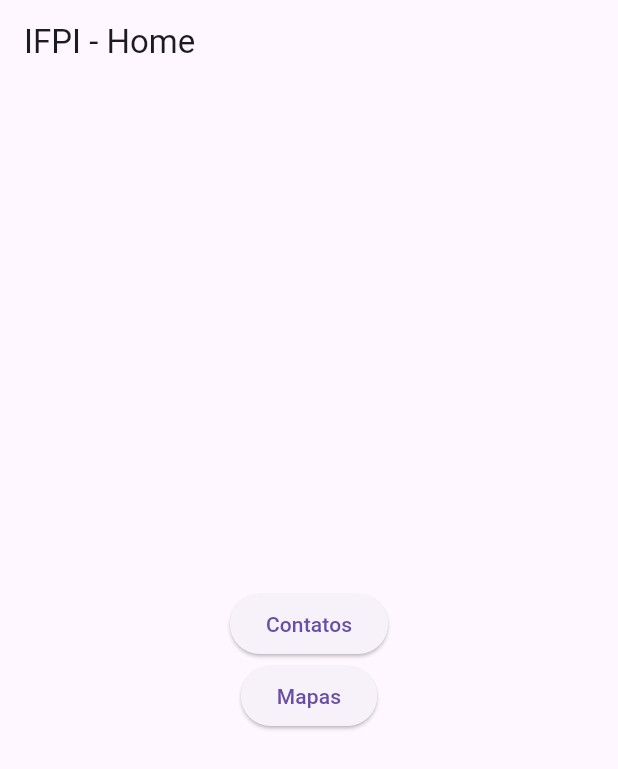
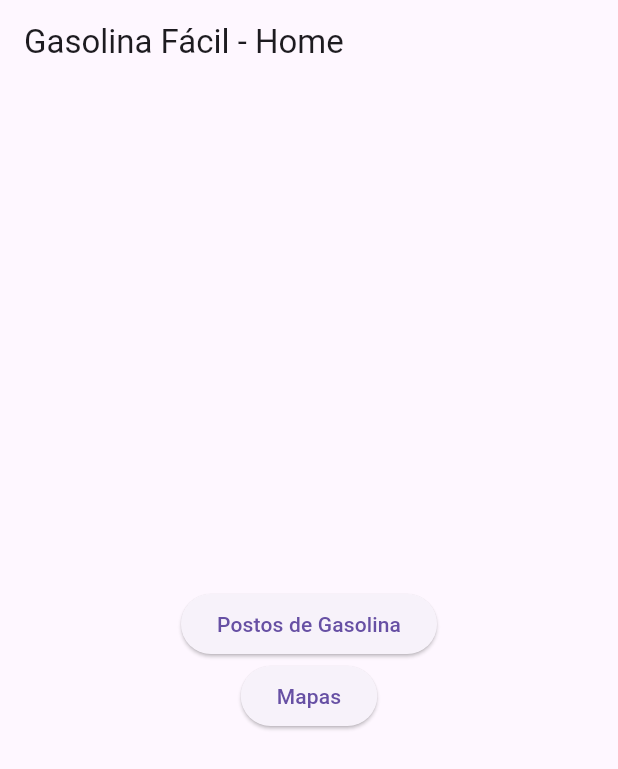
Before and after one commit to PCLira954/trabalho_final_pdm, a Flutter app: the HomeView screen opened directly, on a phone screen of 412 x 824 dp. Shown: the top 769 px of the screen. Run offline on Flutter 3.47's test engine with Material 3 defaults, Android fonts, the phone set to English and light mode, and no system bars; our stand-ins replace flutter_secure_storage, geolocator, google_maps_flutter, hive, hive_flutter; accounts and stored records are empty.

Commit message:
alteração um

```diff
--- a/lib/main.dart
+++ b/lib/main.dart
@@ -20,7 +20,7 @@
         ChangeNotifierProvider(create: (_) => ContactController()),
       ],
       child: MaterialApp(
-        title: 'IFPI Contacts',
+        title: 'Gasolina Fácil',
         theme: ThemeData(primarySwatch: Colors.indigo),
         home: LoginView(),
       ),
--- a/lib/views/contact_form.dart
+++ b/lib/views/contact_form.dart
@@ -30,7 +30,7 @@
   Widget build(BuildContext context) {
     final ctrl = Provider.of<ContactController>(context);
     return Scaffold(
-      appBar: AppBar(title: Text(widget.contact == null ? 'Novo contato' : 'Editar contato')),
+      appBar: AppBar(title: Text(widget.contact == null ? 'Novo Posto' : 'Editar Posto')),
       body: Padding(
         padding: EdgeInsets.all(16),
         child: Column(children: [
--- a/lib/views/contacts_view.dart
+++ b/lib/views/contacts_view.dart
@@ -16,7 +16,7 @@
   Widget build(BuildContext context) {
     final ctrl = Provider.of<ContactController>(context);
     return Scaffold(
-      appBar: AppBar(title: Text('Contatos')),
+      appBar: AppBar(title: Text('Postos de Gasolina')),
       body: ListView.builder(
         itemCount: ctrl.contacts.length,
         itemBuilder: (_, i) {
--- a/lib/views/home_view.dart
+++ b/lib/views/home_view.dart
@@ -6,9 +6,9 @@
   @override
   Widget build(BuildContext context) {
     return Scaffold(
-      appBar: AppBar(title: Text('IFPI - Home')),
+      appBar: AppBar(title: Text('Gasolina Fácil - Home')),
       body: Center(child: Column(mainAxisSize: MainAxisSize.min, children: [
-        ElevatedButton(onPressed: () => Navigator.push(context, MaterialPageRoute(builder: (_) => ContactsView())), child: Text('Contatos')),
+        ElevatedButton(onPressed: () => Navigator.push(context, MaterialPageRoute(builder: (_) => ContactsView())), child: Text('Postos de Gasolina')),
         ElevatedButton(onPressed: () => Navigator.push(context, MaterialPageRoute(builder: (_) => MapView())), child: Text('Mapas')),
       ])),
     );
--- a/lib/views/login_view.dart
+++ b/lib/views/login_view.dart
@@ -18,7 +18,7 @@
   Widget build(BuildContext context) {
     final auth = Provider.of<AuthController>(context);
     return Scaffold(
-      appBar: AppBar(title: Text('Login - IFPI')),
+      appBar: AppBar(title: Text('Login - Gasolina Fácil')),
       body: Padding(
         padding: EdgeInsets.all(16),
         child: Column(
```
